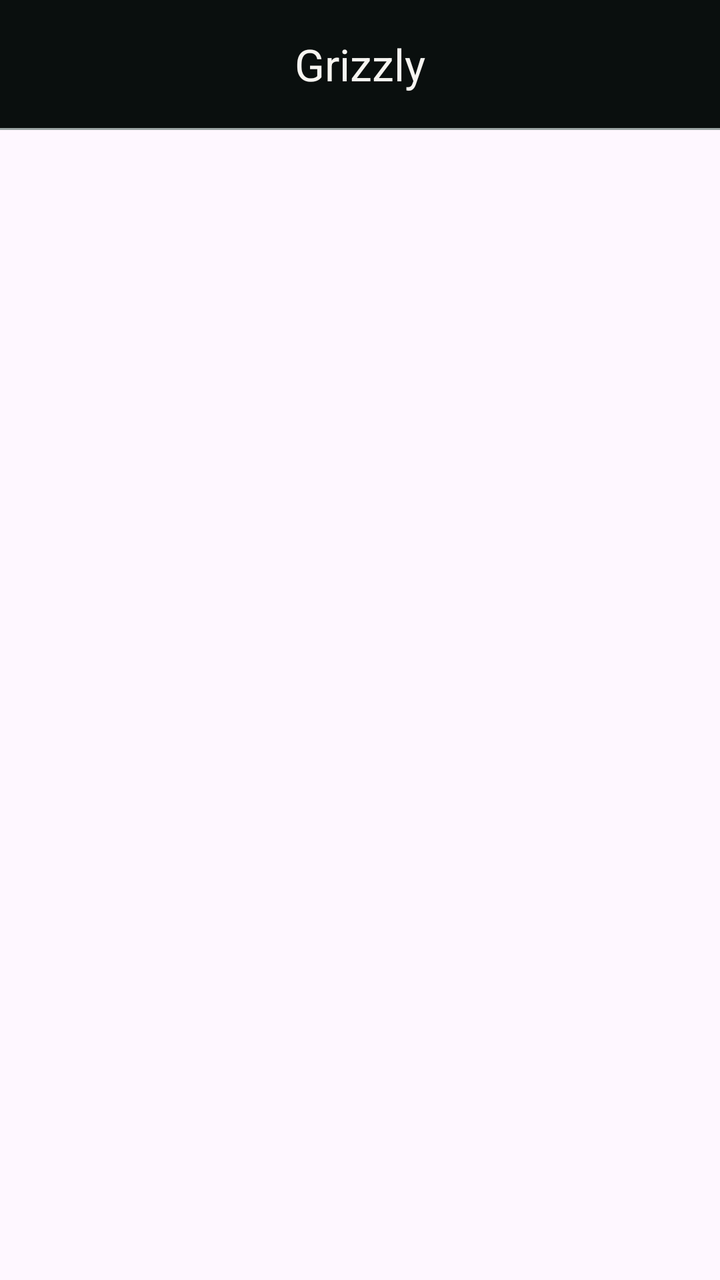
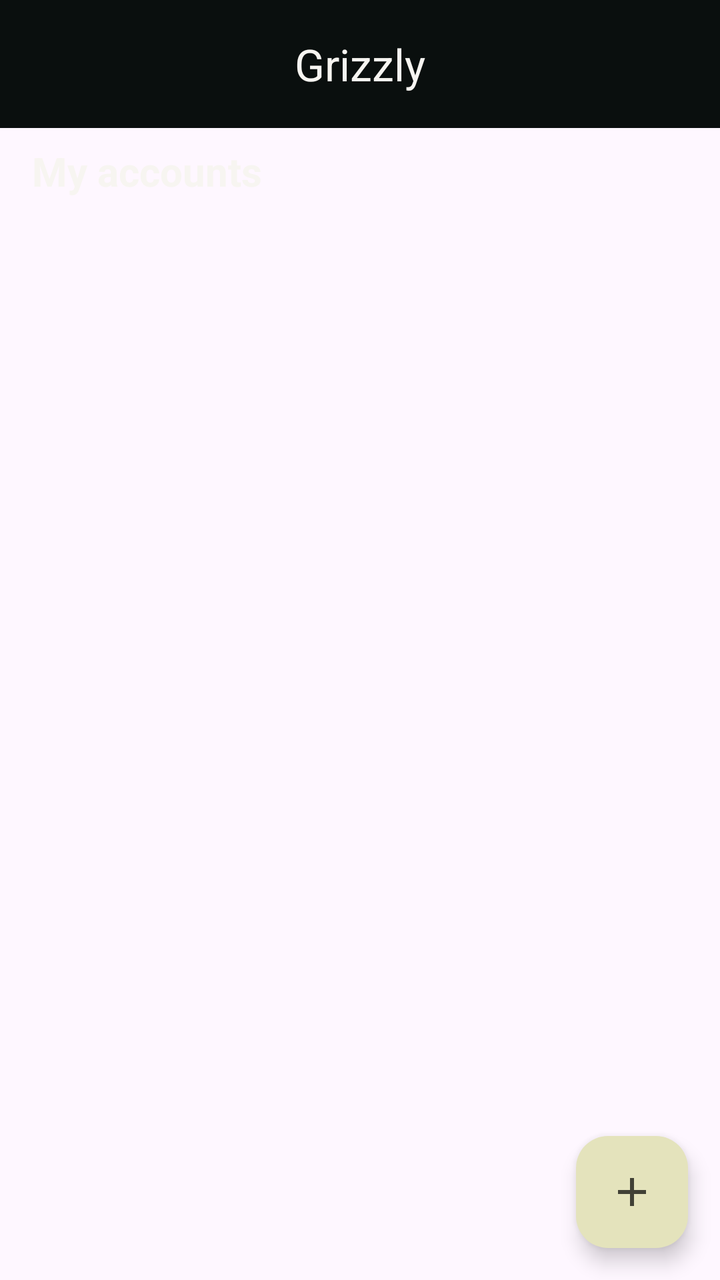

Before-and-after screenshots of an Android layout around one commit, followed by the original layout XML and the change that was made.
<!-- AndroidManifest.xml: application theme Theme.Grizzly -->
<!-- res/layout/fragment_main.xml -->
<?xml version="1.0" encoding="utf-8"?>
<androidx.coordinatorlayout.widget.CoordinatorLayout xmlns:android="http://schemas.android.com/apk/res/android"
    xmlns:app="http://schemas.android.com/apk/res-auto"
    xmlns:tools="http://schemas.android.com/tools"
    android:id="@+id/main_fragment"
    android:layout_width="match_parent"
    android:layout_height="match_parent"
    tools:context=".MainActivity">

    <include layout="@layout/component_main_toolbar"/>

    <androidx.recyclerview.widget.RecyclerView
        android:id="@+id/music_accounts_recycler_view"
        android:layout_width="match_parent"
        android:layout_height="match_parent"
        app:layout_behavior="@string/appbar_scrolling_view_behavior"/>
</androidx.coordinatorlayout.widget.CoordinatorLayout>
<!-- res/layout/component_main_toolbar.xml (included above) -->
<?xml version="1.0" encoding="utf-8"?>
<com.google.android.material.appbar.AppBarLayout xmlns:android="http://schemas.android.com/apk/res/android"
    xmlns:app="http://schemas.android.com/apk/res-auto"
    android:id="@+id/toolbar_main"
    android:layout_width="match_parent"
    android:layout_height="wrap_content"
    android:fitsSystemWindows="true"
    app:liftOnScroll="true">

    <com.google.android.material.appbar.MaterialToolbar
        android:layout_width="match_parent"
        android:layout_height="wrap_content"
        android:minHeight="?attr/actionBarSize"
        app:titleCentered="true"
        app:title="Grizzly"/>
    <com.google.android.material.divider.MaterialDivider
        android:layout_width="wrap_content"
        android:layout_height="1dp"/>
</com.google.android.material.appbar.AppBarLayout>
<!-- resources referenced by this layout -->
<resources>
  <style name="Base.Theme.Grizzly" parent="Theme.Material3.DayNight.NoActionBar">
          
          
          <item name="colorSurface">@color/viridian_18</item>
          <item name="colorOnSurface">@color/shell_10</item>
          <item name="colorPrimary">@color/honeydew_10</item>
          <item name="colorOnPrimary">@color/honeydew_19</item>
          <item name="colorOutlineVariant">@color/viridian_5</item>
          <item name="android:statusBarColor">?attr/colorSurface</item>
          <item name="android:windowLightStatusBar">false</item>
          <item name="toolbarStyle">@style/Widget.App.Toolbar</item>
      </style>
  <style name="ThemeOverlay.App.Toolbar" parent="">
          <item name="titleTextColor">@color/shell_10</item>
      </style>
  <!-- unchanged entries left out for length: 7 -->
</resources>

<!-- the commit's change to res/layout/fragment_main.xml (unified diff, before → after) -->
@@ -9,11 +9,43 @@
 
     <include layout="@layout/component_main_toolbar"/>
 
-    <androidx.recyclerview.widget.RecyclerView
-        android:id="@+id/music_accounts_recycler_view"
+    <RelativeLayout
+
         android:layout_width="match_parent"
-        android:layout_height="match_parent"
-        app:layout_behavior="@string/appbar_scrolling_view_behavior"/>
+        app:layout_behavior="@string/appbar_scrolling_view_behavior"
+        android:layout_height="match_parent">
+        <com.google.android.material.textview.MaterialTextView
+            android:id="@+id/my_accounts_label"
+            android:layout_marginHorizontal="16dp"
+            android:layout_marginTop="8dp"
+            android:textStyle="bold"
+            android:textSize="20sp"
+            android:layout_width="match_parent"
+            android:layout_height="wrap_content"
+            android:text="My accounts"/>
+
+        <androidx.recyclerview.widget.RecyclerView
+            android:id="@+id/music_accounts_recycler_view"
+            android:layout_below="@id/my_accounts_label"
+            android:layout_marginTop="8dp"
+            android:layout_width="match_parent"
+            android:layout_height="match_parent"
+            android:layout_marginHorizontal="16dp"
+            android:layout_above="@id/bottom_nav_view"
+            app:layout_behavior="@string/appbar_scrolling_view_behavior"/>
+
+        <include layout="@layout/fab_add_account"
+            android:layout_width="wrap_content"
+            android:layout_height="wrap_content"
+            android:layout_alignParentEnd="true"
+            android:layout_alignParentBottom="true"
+            android:layout_margin="16dp" />
+
+
+
+    </RelativeLayout>
+
+
 </androidx.coordinatorlayout.widget.CoordinatorLayout>
 <!-- res/layout/component_main_toolbar.xml (included above) -->
 <?xml version="1.0" encoding="utf-8"?>
@@ -31,7 +63,17 @@
         android:minHeight="?attr/actionBarSize"
         app:titleCentered="true"
         app:title="Grizzly"/>
-    <com.google.android.material.divider.MaterialDivider
-        android:layout_width="wrap_content"
-        android:layout_height="1dp"/>
 </com.google.android.material.appbar.AppBarLayout>
+<!-- res/layout/fab_add_account.xml (included above) -->
+<?xml version="1.0" encoding="utf-8"?>
+<com.google.android.material.floatingactionbutton.FloatingActionButton
+    style="?attr/floatingActionButtonStyle"
+    android:id="@+id/fab_add_account"
+    android:layout_width="wrap_content"
+    android:layout_height="wrap_content"
+    android:layout_margin="16dp"
+    android:layout_alignParentBottom="true"
+    android:layout_alignParentEnd="true"
+    app:srcCompat="@drawable/ic_action_add"
+    xmlns:android="http://schemas.android.com/apk/res/android"
+    xmlns:app="http://schemas.android.com/apk/res-auto" />
<!-- resource entries referenced after the edit -->
@@ -1,19 +1,105 @@
 <!-- resources referenced by this layout -->
 <resources>
+  <!-- drawable ic_action_add (drawable-anydpi) -->
+  <vector xmlns:android="http://schemas.android.com/apk/res/android"
+      android:width="24dp"
+      android:height="24dp"
+      android:viewportWidth="24"
+      android:viewportHeight="24"
+      android:tint="#FFFFFF"
+      android:alpha="0.8">
+    <path
+        android:fillColor="@android:color/white"
+        android:pathData="M19,13h-6v6h-2v-6H5v-2h6V5h2v6h6v2z"/>
+  </vector>
   <style name="Base.Theme.Grizzly" parent="Theme.Material3.DayNight.NoActionBar">
           
           
           <item name="colorSurface">@color/viridian_18</item>
           <item name="colorOnSurface">@color/shell_10</item>
           <item name="colorPrimary">@color/honeydew_10</item>
+          <item name="android:textColor">@color/shell_10</item>
+          <item name="colorOnSurfaceVariant">@color/shell_12</item>
           <item name="colorOnPrimary">@color/honeydew_19</item>
           <item name="colorOutlineVariant">@color/viridian_5</item>
-          <item name="android:statusBarColor">?attr/colorSurface</item>
-          <item name="android:windowLightStatusBar">false</item>
+          <item name="bottomNavigationStyle">@style/Widget.App.BottomNavigationView</item>
           <item name="toolbarStyle">@style/Widget.App.Toolbar</item>
+          <item name="extendedFloatingActionButtonStyle">@style/Widget.App.ExtendedFloatingActionButton</item>
+          <item name="floatingActionButtonStyle">@style/Widget.App.FloatingActionButton</item>
+          <item name="materialCardViewStyle">@style/Widget.App.CardView</item>
+          <item name="materialAlertDialogTheme">@style/ThemeOverlay.App.MaterialAlertDialog</item>
+      </style>
+  <color name="shell_12">#c6c4c1</color>
+  <style name="Widget.App.BottomNavigationView" parent="Widget.Material3.BottomNavigationView">
+          <item name="materialThemeOverlay">@style/ThemeOverlay.App.BottomNavigationView</item>
+      </style>
+  <style name="Widget.App.ExtendedFloatingActionButton" parent="Widget.Material3.ExtendedFloatingActionButton.Icon.Primary">
+          <item name="materialThemeOverlay">@style/ThemeOverlay.App.FloatingActionButton</item>
+      </style>
+  <style name="Widget.App.FloatingActionButton" parent="Widget.Material3.FloatingActionButton.Primary">
+          <item name="materialThemeOverlay">@style/ThemeOverlay.App.FloatingActionButton</item>
+      </style>
+  <style name="Widget.App.CardView" parent="Widget.Material3.CardView.Elevated">
+          <item name="materialThemeOverlay">@style/ThemeOverlay.App.Card</item>
+          <item name="shapeAppearance">@style/ShapeAppearance.App.Corner.Medium</item>
+      </style>
+  <style name="ThemeOverlay.App.MaterialAlertDialog" parent="ThemeOverlay.Material3.MaterialAlertDialog">
+          <item name="colorPrimary">@color/viridian_10</item>
+          <item name="colorSecondary">@color/viridian_9</item>
+          <item name="colorSurface">@color/viridian_8</item>
+          <item name="colorOnSurface">@color/shell_10</item>
+          <item name="alertDialogStyle">@style/MaterialAlertDialog.App</item>
+          <item name="materialAlertDialogTitleTextStyle">@style/MaterialAlertDialog.App.Title.Text</item>
+          <item name="buttonBarPositiveButtonStyle">@style/Widget.App.Button</item>
+          <item name="buttonBarNegativeButtonStyle">@style/Widget.App.Button</item>
+      </style>
+  <style name="ThemeOverlay.App.BottomNavigationView" parent="">
+          <item name="colorSurface">@color/viridian_18</item>
+          
+          <item name="colorOnSurfaceVariant">@color/shell_12</item>
+          
+          <item name="colorSurfaceContainer">@color/viridian_18</item>
+          
+          <item name="colorSecondary">@color/shell_10</item>
+          
+          <item name="colorSecondaryContainer">@color/honeydew_10</item>
+          
+          <item name="colorOnSecondaryContainer">@color/honeydew_19</item>
       </style>
   <style name="ThemeOverlay.App.Toolbar" parent="">
+          <item name="colorSurface">@color/viridian_18</item>
+          <item name="colorOnSurface">@color/shell_10</item>
           <item name="titleTextColor">@color/shell_10</item>
+      </style>
+  <style name="ThemeOverlay.App.FloatingActionButton" parent="">
+          <item name="colorContainer">@color/honeydew_10</item>
+          <item name="colorOnContainer">@color/honeydew_19</item>
+      </style>
+  <style name="ThemeOverlay.App.Card" parent="">
+          <item name="colorSecondary">@color/viridian_10</item>
+          <item name="colorSurfaceContainer">@color/viridian_10</item>
+          <item name="colorOnSurfaceVariant">@color/viridian_10</item>
+      </style>
+  <style name="ShapeAppearance.App.Corner.Medium" parent="ShapeAppearance.Material3.Corner.Medium">
+          <item name="cornerFamily">cut</item>
+          <item name="cornerSize">8dp</item>
+      </style>
+  <color name="viridian_10">#344945</color>
+  <color name="viridian_9">#485b58</color>
+  <color name="viridian_8">#5d6d6a</color>
+  <style name="MaterialAlertDialog.App" parent="MaterialAlertDialog.Material3">
+          <item name="shapeAppearance">@style/ShapeAppearance.App.MediumComponent</item>
+          <item name="shapeAppearanceOverlay">@null</item>
+      </style>
+  <style name="MaterialAlertDialog.App.Title.Text" parent="MaterialAlertDialog.Material3.Title.Text">
+          <item name="android:textColor">@color/shell_10</item>
+      </style>
+  <style name="Widget.App.Button" parent="Widget.Material3.Button.TextButton.Dialog">
+          <item name="android:textColor">@color/shell_10</item>
+      </style>
+  <style name="ShapeAppearance.App.MediumComponent" parent="ShapeAppearance.Material3.MediumComponent">
+          <item name="cornerFamily">rounded</item>
+          <item name="cornerSize">8dp</item>
       </style>
   <!-- unchanged entries left out for length: 7 -->
 </resources>
